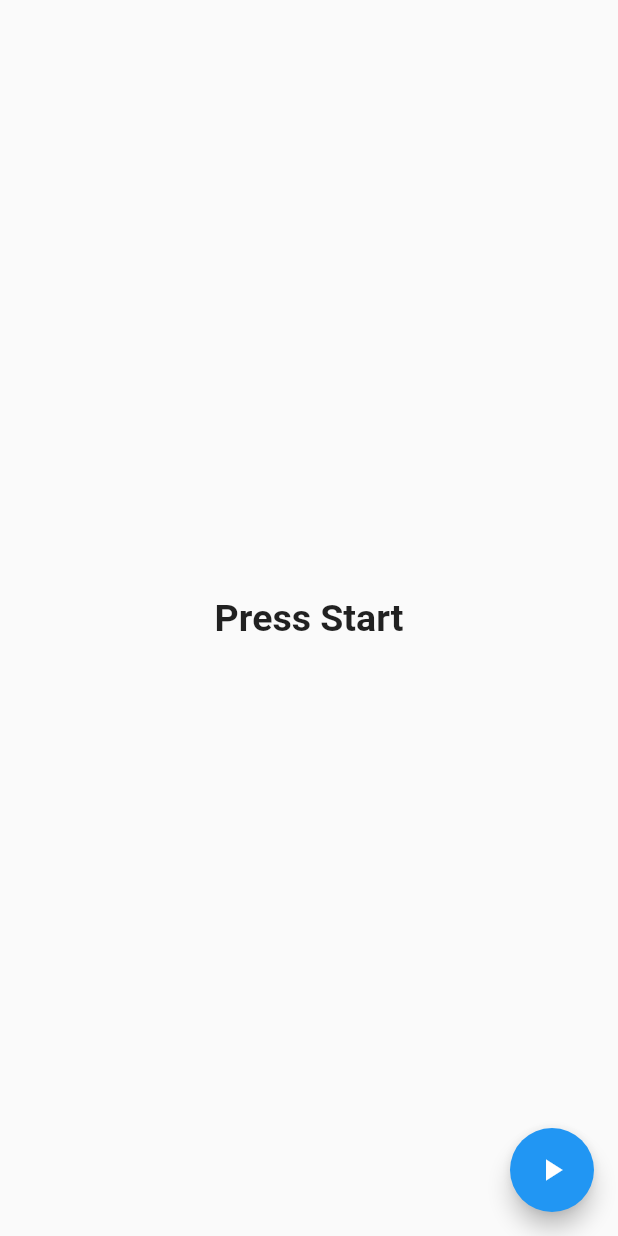
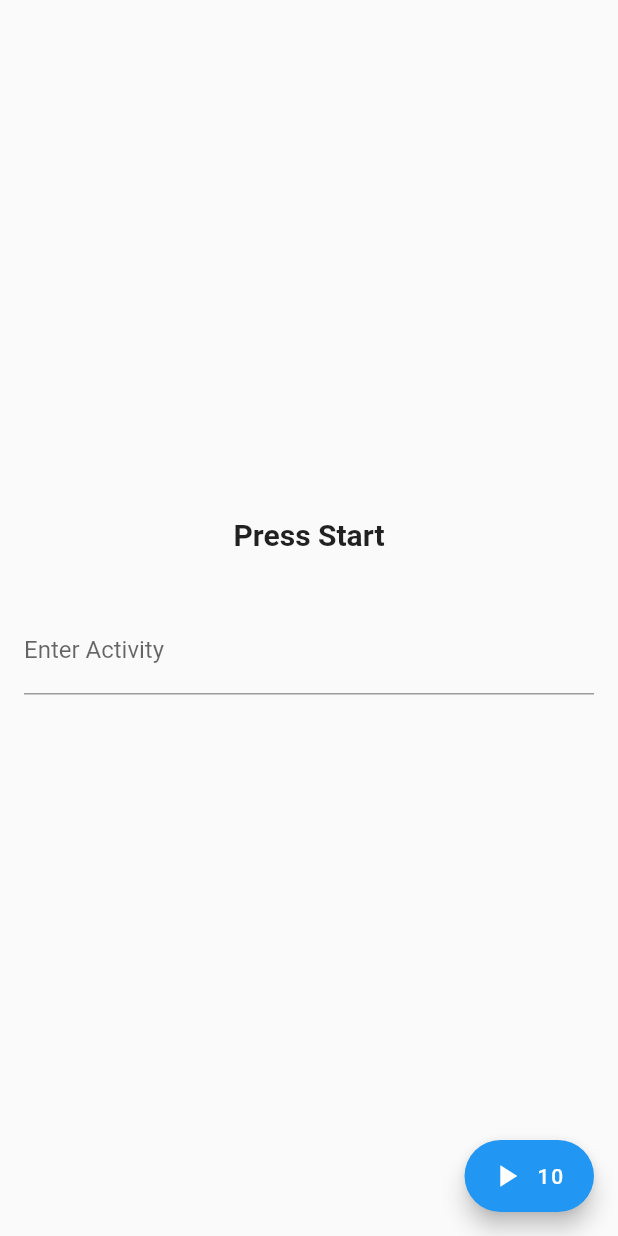
Before and after one commit to Sparsh-R17/SafeHER, a Flutter app: the screen it shows after launch, on a phone screen of 412 x 824 dp. Run offline on Flutter 3.47's test engine with Material 2 defaults, Android fonts, the phone set to English and light mode, and no system bars; our stand-ins replace csv, permission_handler, sensors_plus; missing offline and left inert: external_path.

Commit message:
Generating CSV File Feature Added

```diff
--- a/lib/main.dart
+++ b/lib/main.dart
@@ -1,23 +1,25 @@
+import 'dart:async';
+import 'dart:io';
+
+import 'package:csv/csv.dart';
 import 'package:flutter/material.dart';
-import 'package:flutter/services.dart';
+import 'package:path_provider/path_provider.dart';
+import 'package:external_path/external_path.dart';
+import 'package:permission_handler/permission_handler.dart';
+
 import 'package:sensors_plus/sensors_plus.dart';
 
 void main() {
-  WidgetsFlutterBinding.ensureInitialized();
-  SystemChrome.setPreferredOrientations([DeviceOrientation.portraitUp]).then(
-    (value) => runApp(
-      const MyApp(),
-    ),
-  );
+  runApp(const MyApp());
 }
 
 class MyApp extends StatelessWidget {
-  const MyApp({super.key});
+  const MyApp({Key? key}) : super(key: key);
 
   @override
   Widget build(BuildContext context) {
     return const MaterialApp(
-      title: 'KAVACH',
+      title: 'Kavach',
       home: ValueScreen(),
     );
   }
@@ -31,106 +33,180 @@ class ValueScreen extends StatefulWidget {
 }
 
 class _ValueScreenState extends State<ValueScreen> {
-  bool _valueRun = false;
+  List<double> acclUser = [0, 0, 0];
+  List<double> displayAcclUser = [0, 0, 0];
+  List<double> gyroUser = [0, 0, 0];
+  List<double> displayGyroUser = [0, 0, 0];
+  List acclValueRecorded = [];
+  List gyroValueRecorded = [];
+
+  StreamSubscription? accel;
+  StreamSubscription? gyro;
+  Timer? time;
+  bool _start = false;
+  bool _permission = true;
+  int timerValue = 10;
+  final controller = TextEditingController();
+
+  getCsv(List finalValues, String sensor, String activity) async {
+    // if (await Permission.storage.isDenied) {
+    //   print('Hello');
+    //   await Permission.storage.request();
+    // } else {
+    //   print('HI');
+    // }
+
+    // if (await Permission.storage.isPermanentlyDenied) {
+    //   print('PD');
+    //   setState(() {
+    //     _permission = false;
+    //   });
+    // }
+
+    List<List<dynamic>> rows = [];
+
+    for (var data in finalValues) {
+      rows.add([data[0], data[1], data[2], activity]);
+    }
+
+    String csvString = const ListToCsvConverter().convert(rows);
+
+    final dir = await getExternalStorageDirectory();
+
+    final file = File('${dir!.path}/$sensor.csv');
+
+    print(file);
+
+    if (await file.exists()) {
+      await file.delete();
+    }
+
+    await file.writeAsString(csvString);
+  }
+
+  void timerCreate(int userTime) {
+    accel = accelerometerEvents.listen((event) {
+      setState(() {
+        acclUser = [
+          double.parse(event.x.toStringAsFixed(4)),
+          double.parse(event.y.toStringAsFixed(4)),
+          double.parse(event.z.toStringAsFixed(4)),
+        ];
+      });
+    });
+    gyro = gyroscopeEvents.listen((event) {
+      setState(() {
+        gyroUser = [
+          double.parse(event.x.toStringAsFixed(4)),
+          double.parse(event.y.toStringAsFixed(4)),
+          double.parse(event.z.toStringAsFixed(4)),
+        ];
+      });
+    });
+
+    Timer.periodic(const Duration(milliseconds: 200), (timer) {
+      setState(() {
+        displayAcclUser = acclUser;
+        displayGyroUser = gyroUser;
+      });
+      acclValueRecorded.add(displayAcclUser);
+      gyroValueRecorded.add(displayGyroUser);
+      if (timer.tick % 5 == 0 && timer.tick != 0) {
+        setState(() {
+          timerValue--;
+        });
+        userTime--;
+      }
+      if (userTime == 0) {
+        print('timer over');
+        timer.cancel();
+        accel!.cancel();
+        gyro!.cancel();
+        setState(() {
+          _start = !_start;
+          timerValue = 10;
+        });
+        getCsv(acclValueRecorded, 'accl', controller.text.toUpperCase());
+        getCsv(gyroValueRecorded, 'gyro', controller.text.toUpperCase());
+      }
+    });
+  }
+
   @override
   Widget build(BuildContext context) {
     return Scaffold(
       body: Center(
-        child: _valueRun
+        child: _start
             ? Column(
-                mainAxisAlignment: MainAxisAlignment.spaceEvenly,
-                children: [
-                  StreamBuilder<AccelerometerEvent>(
-                    stream: SensorsPlatform.instance.accelerometerEvents,
-                    builder: (context, snapshot) {
-                      if (snapshot.connectionState == ConnectionState.waiting) {
-                        return const CircularProgressIndicator();
-                      }
-                      return Column(
                 mainAxisAlignment: MainAxisAlignment.center,
                 children: [
                   const Text(
-                            'Accelerometer Reading',
+                    'Accelerometer Readings',
                     style: TextStyle(
-                                fontSize: 20, fontWeight: FontWeight.bold),
+                      fontSize: 20,
+                      fontWeight: FontWeight.bold,
+                    ),
                   ),
                   const SizedBox(
-                            height: 5,
+                    height: 10,
                   ),
-                          Text(' X : ${snapshot.data!.x.toString()}'),
-                          Text(' Y : ${snapshot.data!.y.toString()}'),
-                          Text(' Z : ${snapshot.data!.z.toString()}'),
+                  Text(displayAcclUser[0].toStringAsFixed(4)),
+                  Text(displayAcclUser[1].toStringAsFixed(4)),
+                  Text(displayAcclUser[2].toStringAsFixed(4)),
+                  const SizedBox(
+                    height: 30,
+                  ),
+                  const Text(
+                    'Gyroscope Readings',
+                    style: TextStyle(
+                      fontSize: 20,
+                      fontWeight: FontWeight.bold,
+                    ),
+                  ),
+                  const SizedBox(
+                    height: 10,
+                  ),
+                  Text(displayGyroUser[0].toStringAsFixed(4)),
+                  Text(displayGyroUser[1].toStringAsFixed(4)),
+                  Text(displayGyroUser[2].toStringAsFixed(4)),
                 ],
-                      );
-                    },
-                  ),
-                  StreamBuilder<GyroscopeEvent>(
-                    stream: SensorsPlatform.instance.gyroscopeEvents,
-                    builder: (context, snapshot) {
-                      if (snapshot.connectionState == ConnectionState.waiting) {
-                        return const CircularProgressIndicator();
-                      }
-                      return Column(
+              )
+            : Column(
                 mainAxisAlignment: MainAxisAlignment.center,
                 children: [
-                          const Text(
-                            'Gyroscope Reading',
-                            style: TextStyle(
-                                fontSize: 20, fontWeight: FontWeight.bold),
+                  Text(
+                    _permission ? 'Press Start' : 'Permission not given',
+                    style: const TextStyle(
+                      fontSize: 20,
+                      fontWeight: FontWeight.bold,
+                    ),
                   ),
                   const SizedBox(
-                            height: 5,
+                    height: 20,
                   ),
-                          Text(' X : ${snapshot.data!.x.toString()}'),
-                          Text(' Y : ${snapshot.data!.y.toString()}'),
-                          Text(' Z : ${snapshot.data!.z.toString()}'),
-                        ],
-                      );
-                    },
-                  ),
-                  StreamBuilder<MagnetometerEvent>(
-                    stream: SensorsPlatform.instance.magnetometerEvents,
-                    builder: (context, snapshot) {
-                      if (snapshot.connectionState == ConnectionState.waiting) {
-                        return const CircularProgressIndicator();
-                      }
-                      return Column(
-                        mainAxisAlignment: MainAxisAlignment.center,
-                        children: [
-                          const Text(
-                            'Magnetometer Reading',
-                            style: TextStyle(
-                                fontSize: 20, fontWeight: FontWeight.bold),
-                          ),
-                          const SizedBox(
-                            height: 5,
-                          ),
-                          Text(' X : ${snapshot.data!.x.toString()}'),
-                          Text(' Y : ${snapshot.data!.y.toString()}'),
-                          Text(' Z : ${snapshot.data!.z.toString()}'),
-                        ],
-                      );
-                    },
-                  ),
-                ],
-              )
-            : const Text(
-                'Press Start',
-                style: TextStyle(
-                  fontWeight: FontWeight.bold,
-                  fontSize: 25,
+                  Padding(
+                    padding: const EdgeInsets.all(16.0),
+                    child: TextFormField(
+                      controller: controller,
+                      decoration: const InputDecoration(
+                        labelText: 'Enter Activity',
                       ),
                     ),
                   ),
-      floatingActionButton: FloatingActionButton(
+                ],
+              ),
+      ),
+      floatingActionButton: FloatingActionButton.extended(
+        icon: Icon(
+          _start ? Icons.pause : Icons.play_arrow,
+        ),
+        label: Text('$timerValue'),
         onPressed: () {
           setState(() {
-            _valueRun = !_valueRun;
+            _start = !_start;
           });
+          timerCreate(timerValue);
         },
-        child: Icon(
-          _valueRun ? Icons.stop : Icons.play_arrow,
-        ),
       ),
     );
   }
```
Also changed, not shown: pubspec.yaml (+6 -9 lines), pubspec.lock, 4 other files. Lines whose indentation alone changed are shown as unchanged.
